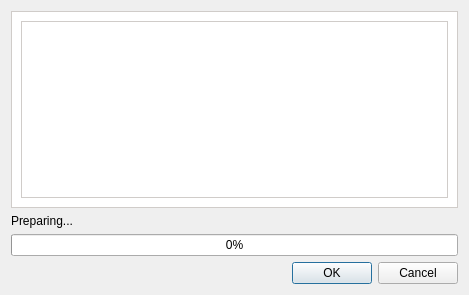
The window that widget/CurveFittingWorkerDialog.ui (timschneeb/DDCToolbox) describes before a commit, drawn with Qt 5.
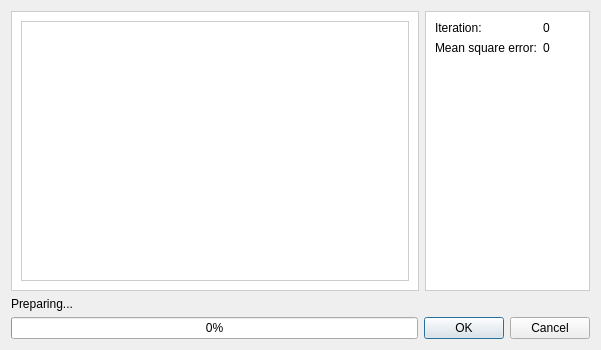
The same window after the commit. Custom widgets are drawn as their Qt base class.

Commit message: Display stats as text as well

Diff of the .ui file:
```diff
--- a/widget/CurveFittingWorkerDialog.ui
+++ b/widget/CurveFittingWorkerDialog.ui
@@ -6,16 +6,21 @@
    <rect>
     <x>0</x>
     <y>0</y>
-    <width>469</width>
-    <height>295</height>
+    <width>601</width>
+    <height>350</height>
    </rect>
   </property>
   <property name="windowTitle">
    <string>Curve fitting</string>
   </property>
+  <property name="sizeGripEnabled">
+   <bool>false</bool>
+  </property>
   <layout class="QVBoxLayout" name="verticalLayout">
    <item>
-    <widget class="QFrame" name="frame">
+    <layout class="QHBoxLayout" name="horizontalLayout_2" stretch="10,1">
+     <item>
+      <widget class="QFrame" name="rmseFrame">
      <property name="styleSheet">
       <string notr="true">background-color: rgb(255, 255, 255);
 border: 1px solid rgb(208, 204, 201) </string>
@@ -50,14 +55,106 @@
     </widget>
    </item>
    <item>
+      <widget class="QFrame" name="rmseTextFrame">
+       <property name="minimumSize">
+        <size>
+         <width>165</width>
+         <height>0</height>
+        </size>
+       </property>
+       <property name="styleSheet">
+        <string notr="true">#rmseTextFrame {
+	background-color: rgb(255, 255, 255);
+	border: 1px solid rgb(208, 204, 201);
+}</string>
+       </property>
+       <property name="frameShape">
+        <enum>QFrame::StyledPanel</enum>
+       </property>
+       <property name="frameShadow">
+        <enum>QFrame::Raised</enum>
+       </property>
+       <layout class="QFormLayout" name="formLayout">
+        <property name="labelAlignment">
+         <set>Qt::AlignLeading|Qt::AlignLeft|Qt::AlignVCenter</set>
+        </property>
+        <property name="formAlignment">
+         <set>Qt::AlignLeading|Qt::AlignLeft|Qt::AlignTop</set>
+        </property>
+        <item row="0" column="0">
+         <widget class="QLabel" name="label">
+          <property name="text">
+           <string>Iteration:</string>
+          </property>
+         </widget>
+        </item>
+        <item row="0" column="1">
+         <widget class="QLabel" name="stat_iteration">
+          <property name="text">
+           <string>0</string>
+          </property>
+         </widget>
+        </item>
+        <item row="1" column="0">
+         <widget class="QLabel" name="label_2">
+          <property name="text">
+           <string>Mean square error:</string>
+          </property>
+         </widget>
+        </item>
+        <item row="1" column="1">
+         <widget class="QLabel" name="stat_mse">
+          <property name="text">
+           <string>0</string>
+          </property>
+         </widget>
+        </item>
+       </layout>
+      </widget>
+     </item>
+    </layout>
+   </item>
+   <item>
     <widget class="QLabel" name="progressText">
+     <property name="minimumSize">
+      <size>
+       <width>120</width>
+       <height>0</height>
+      </size>
+     </property>
      <property name="text">
       <string>Preparing...</string>
      </property>
     </widget>
    </item>
    <item>
+    <layout class="QHBoxLayout" name="horizontalLayout">
+     <item>
     <widget class="QTintableProgressBar" name="progressBar">
+       <property name="sizePolicy">
+        <sizepolicy hsizetype="Expanding" vsizetype="Fixed">
+         <horstretch>0</horstretch>
+         <verstretch>0</verstretch>
+        </sizepolicy>
+       </property>
+       <property name="minimumSize">
+        <size>
+         <width>0</width>
+         <height>0</height>
+        </size>
+       </property>
+       <property name="sizeIncrement">
+        <size>
+         <width>0</width>
+         <height>0</height>
+        </size>
+       </property>
+       <property name="baseSize">
+        <size>
+         <width>0</width>
+         <height>0</height>
+        </size>
+       </property>
      <property name="value">
       <number>0</number>
      </property>
@@ -65,6 +162,12 @@
    </item>
    <item>
     <widget class="QDialogButtonBox" name="buttonBox">
+       <property name="sizePolicy">
+        <sizepolicy hsizetype="Maximum" vsizetype="Fixed">
+         <horstretch>0</horstretch>
+         <verstretch>0</verstretch>
+        </sizepolicy>
+       </property>
      <property name="orientation">
       <enum>Qt::Horizontal</enum>
      </property>
@@ -72,6 +175,8 @@
       <set>QDialogButtonBox::Cancel|QDialogButtonBox::Ok</set>
      </property>
     </widget>
+     </item>
+    </layout>
    </item>
   </layout>
  </widget>
```
Lines whose indentation alone changed are shown as unchanged. The commit also changes 2 other files.
